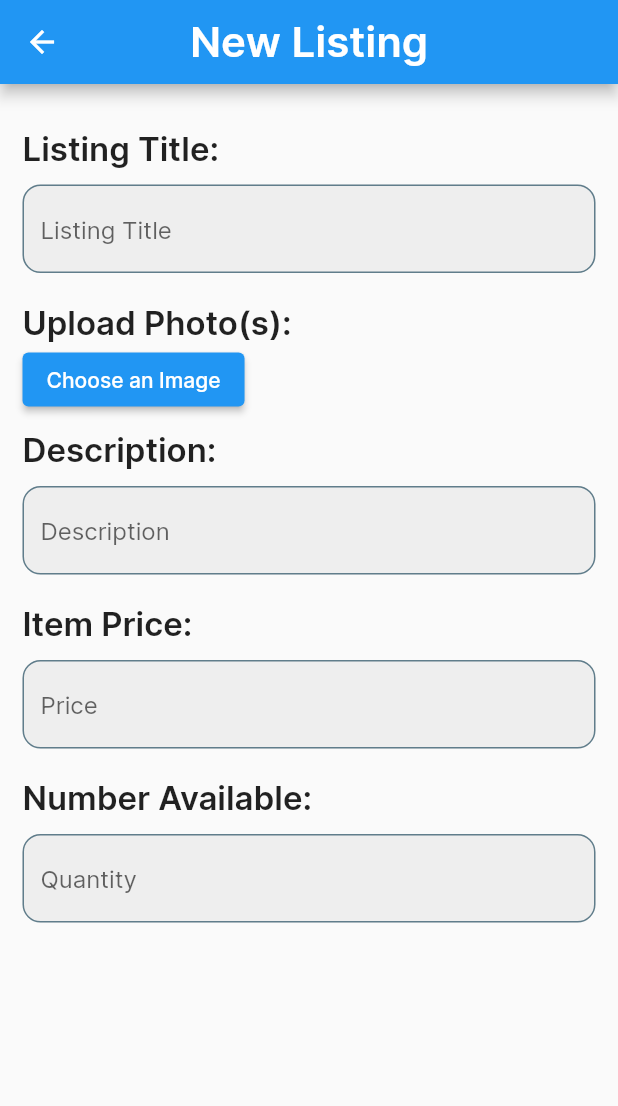
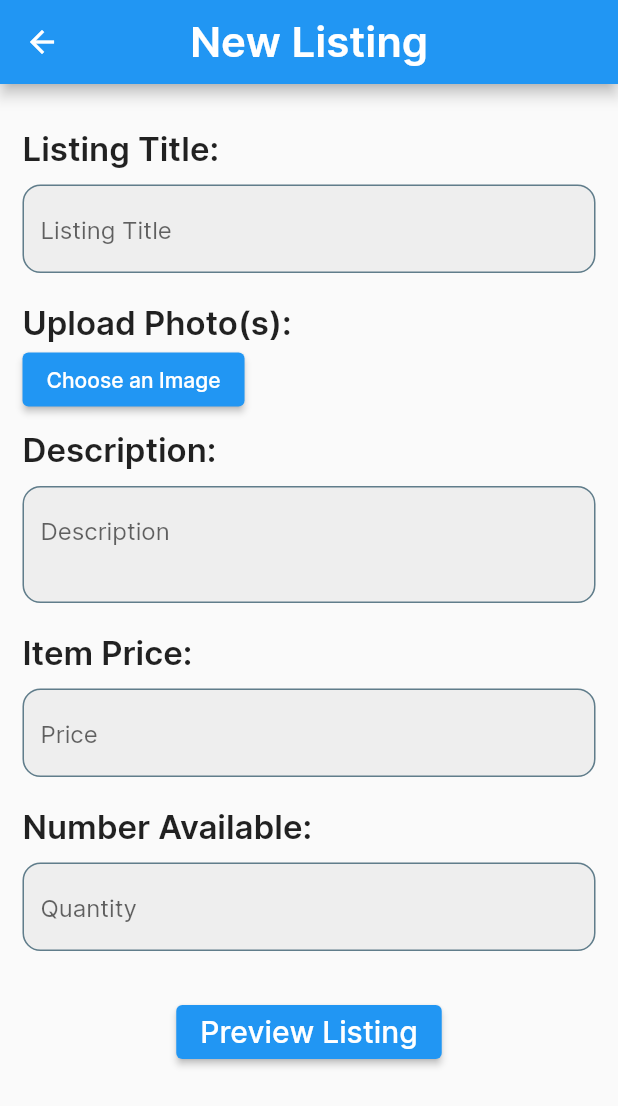
Before and after one commit to juliusya45/ZotSellApp, a Flutter app: the AddListing screen opened directly, on a phone screen of 412 x 824 dp. Shown: the top 1106 px of the screen. Run offline on Flutter 3.47's test engine with Material 2 defaults, Android fonts, the phone set to English and light mode, and no system bars; our stand-ins replace cached_network_image, cloud_firestore, firebase_auth, firebase_core, flutter_spinkit, image_picker and 1 more; missing offline and left inert: profanity_filter; accounts and stored records are empty.

Commit message:
added some attributes to add Listing screen

```diff
--- a/lib/screens/add_listing.dart
+++ b/lib/screens/add_listing.dart
@@ -160,6 +160,9 @@ void myAlert() {
                 padding: const EdgeInsets.symmetric(horizontal: 0, vertical: 10),
                 //Should be more like a paragraph text input box
                 child: TextField(
+                  maxLines: null,
+                  minLines: 2,
+                  keyboardType: TextInputType.multiline,
                   textAlign: TextAlign.left,
                   controller: _itemDescriptionController,
                   decoration: InputDecoration(
@@ -189,6 +192,7 @@ void myAlert() {
                 Padding(
                 padding: const EdgeInsets.symmetric(horizontal: 0, vertical: 10),
                 child: TextField(
+                  keyboardType: TextInputType.number,
                   textAlign: TextAlign.left,
                   controller: _itemPriceController,
                   decoration: InputDecoration(
@@ -218,6 +222,7 @@ void myAlert() {
                 Padding(
                 padding: const EdgeInsets.symmetric(horizontal: 0, vertical: 10),
                 child: TextField(
+                  keyboardType: TextInputType.number,
                   textAlign: TextAlign.left,
                   controller: _itemQuantityController,
                   decoration: InputDecoration(
@@ -235,6 +240,17 @@ void myAlert() {
                   ),
                   ),
                 ),
+                SizedBox(height: 20),
+                Container(
+                  alignment: Alignment.center,
+                  child: ElevatedButton(
+                  onPressed: (){},
+                  child: Text(
+                    'Preview Listing',
+                    style: TextStyle(fontSize: 20
+                    )
+                    ))),
+
             ]
             ),
         ),
--- a/pubspec.yaml
+++ b/pubspec.yaml
@@ -18,6 +18,7 @@ dependencies:
   intl: ^0.18.1
   profanity_filter: ^2.0.0
   rive: ^0.11.4
+  textfield_tags: ^2.0.2
 
 dev_dependencies:
   flutter_test:
```
